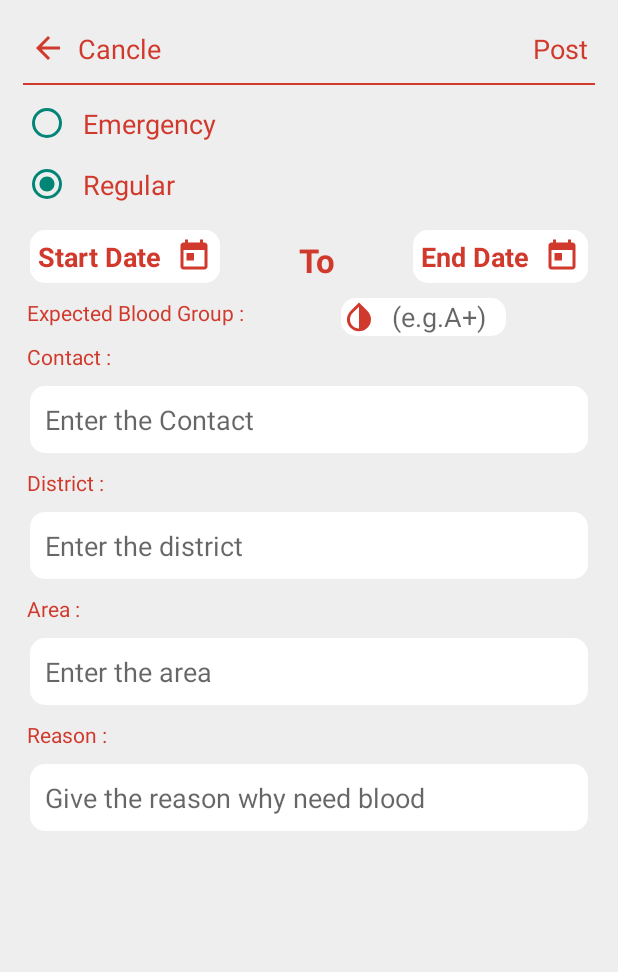
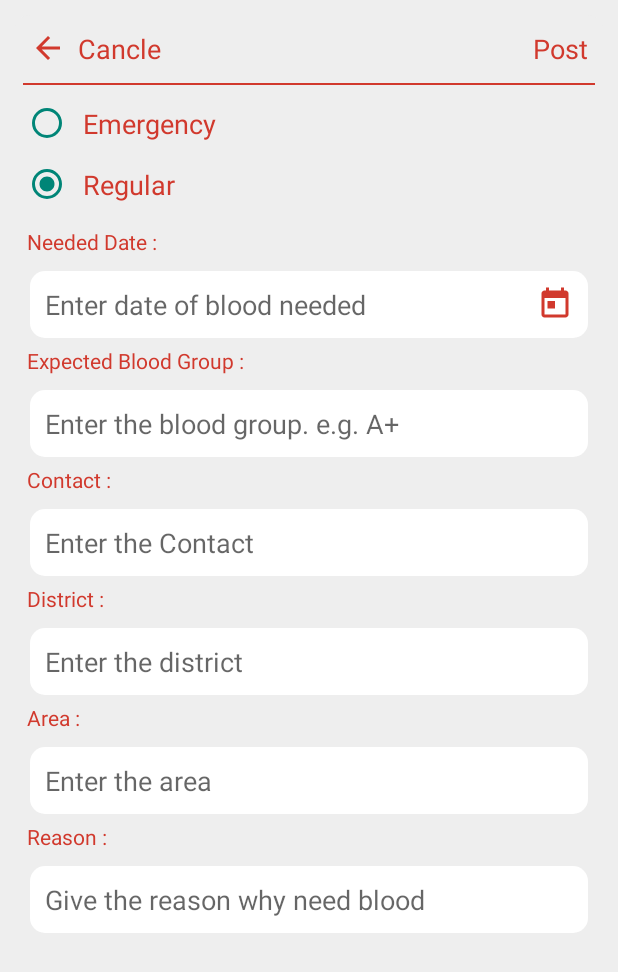
Before and after one commit to SadakatulShakil/BloodBag-V2-, an Android app: the fragment RequestFormFragment placed in its activity, on a phone screen of 412 x 824 dp. Shown: the top 972 px of the screen. Run offline under Robolectric (Android 15) with nearby library versions, the phone set to English and light mode, and no system bars; our stand-ins replace Firebase (no records; nobody signed in at launch, a user with empty details on screens opened directly).

```diff
--- a/app/src/main/java/com/example/bloodbagbb/Adapters/RequestAdapter.java
+++ b/app/src/main/java/com/example/bloodbagbb/Adapters/RequestAdapter.java
@@ -34,14 +34,12 @@ public class RequestAdapter extends RecyclerView.Adapter<RequestAdapter.viewHold
     public void onBindViewHolder(@NonNull RequestAdapter.viewHolder holder, int position) {
         final BloodRequest requestInfo = userRequestList.get(position);
 
-        String stDate = requestInfo.getStartDate();
         String enDate = requestInfo.getEndDate();
         String number = requestInfo.getContact();
         String home = requestInfo.getArea();
         String description = requestInfo.getReason();
         String sample = requestInfo.getBloodGroup();
 
-        holder.date1.setText(stDate);
         holder.date2.setText(enDate);
         holder.contact.setText(number);
         holder.area.setText(home);
@@ -60,8 +58,6 @@ public class RequestAdapter extends RecyclerView.Adapter<RequestAdapter.viewHold
 
         public viewHolder(@NonNull View itemView) {
             super(itemView);
-
-            date1 = itemView.findViewById(R.id.date1);
             date2 = itemView.findViewById(R.id.date2);
             sampleBlood = itemView.findViewById(R.id.bloodSample);
             contact = itemView.findViewById(R.id.patiantNumber);
--- a/app/src/main/java/com/example/bloodbagbb/Fragment/ForRequestFragment.java
+++ b/app/src/main/java/com/example/bloodbagbb/Fragment/ForRequestFragment.java
@@ -6,6 +6,7 @@ import android.os.Bundle;
 import android.view.LayoutInflater;
 import android.view.View;
 import android.view.ViewGroup;
+import android.widget.ArrayAdapter;
 import android.widget.AutoCompleteTextView;
 import android.widget.TextView;
 
@@ -72,6 +73,11 @@ public class ForRequestFragment extends Fragment {
         final FragmentManager fm = (getActivity()).getSupportFragmentManager();
 
         initViews(view);
+
+        requestSearchBox.setThreshold(1);
+        requestSearchBox.setAdapter(new ArrayAdapter<>(context, android.R.layout.simple_list_item_1,
+                getResources().getStringArray(R.array.districts)));
+
 
         requestArrayList = new ArrayList<>();
         recyclerView.setLayoutManager(new LinearLayoutManager(context));
--- a/app/src/main/res/layout/fragment_request_form.xml
+++ b/app/src/main/res/layout/fragment_request_form.xml
@@ -79,126 +79,88 @@
 
     </RadioGroup>
 
-    <EditText
-        android:id="@+id/datePickerET1"
+    <TextView
+        android:id="@+id/newDemo"
         android:layout_width="wrap_content"
         android:layout_height="wrap_content"
-        android:layout_gravity="center"
-        android:layout_margin="10dp"
-        android:layout_marginTop="12dp"
-        android:background="@drawable/background_edittext"
-        android:clickable="true"
-        android:drawableRight="@drawable/calender"
-        android:drawablePadding="10dp"
-        android:focusable="false"
-        android:hint="Start Date"
-        android:importantForAutofill="no"
-        android:padding="5dp"
-        android:textAppearance="@style/TextAppearance.AppCompat.Medium"
+        android:layout_marginTop="8dp"
+        android:paddingLeft="8dp"
+        android:text="Needed Date :"
+        android:textAppearance="@style/TextAppearance.AppCompat.Small"
         android:textColor="@color/red"
-        android:textColorHint="@color/red"
-        android:textStyle="bold"
-        app:layout_constraintEnd_toStartOf="@+id/datePickerET2"
-        app:layout_constraintHorizontal_bias="0.0"
         app:layout_constraintStart_toStartOf="parent"
         app:layout_constraintTop_toBottomOf="@+id/typeOfBloodNeed" />
 
-    <TextView
-        android:id="@+id/demo"
-        android:layout_width="wrap_content"
+    <EditText
+        android:id="@+id/dateET"
+        android:layout_width="match_parent"
         android:layout_height="wrap_content"
-        android:layout_margin="15dp"
-        android:text="To"
-        android:textAppearance="@style/TextAppearance.AppCompat.Large"
-        android:textColor="@color/red"
-        android:textStyle="bold"
-        app:layout_constraintEnd_toStartOf="@+id/datePickerET2"
-        app:layout_constraintStart_toEndOf="@+id/datePickerET1"
-        app:layout_constraintTop_toBottomOf="@+id/typeOfBloodNeed" />
-
-    <EditText
-        android:id="@+id/datePickerET2"
-        android:layout_width="wrap_content"
-        android:layout_height="wrap_content"
-        android:layout_gravity="center"
         android:layout_margin="10dp"
-        android:layout_marginTop="12dp"
         android:background="@drawable/background_edittext"
+        android:hint="Enter date of blood needed"
+        android:imeOptions="actionNext"
         android:clickable="true"
         android:drawableRight="@drawable/calender"
-        android:drawablePadding="10dp"
+        android:padding="10dp"
         android:focusable="false"
-        android:hint="End Date"
-        android:importantForAutofill="no"
-        android:padding="5dp"
-        android:textAppearance="@style/TextAppearance.AppCompat.Medium"
-        android:textColor="@color/red"
-        android:textColorHint="@color/red"
-        android:textStyle="bold"
-        app:layout_constraintEnd_toEndOf="parent"
-        app:layout_constraintHorizontal_bias="1"
-        app:layout_constraintStart_toStartOf="parent"
-        app:layout_constraintTop_toBottomOf="@+id/typeOfBloodNeed" />
+        app:layout_constraintTop_toBottomOf="@+id/newDemo" />
 
     <TextView
         android:id="@+id/demo2"
         android:layout_width="wrap_content"
         android:layout_height="wrap_content"
-        android:layout_marginTop="10dp"
+        android:layout_marginTop="5dp"
         android:paddingLeft="8dp"
         android:text="Expected Blood Group :"
         android:textAppearance="@style/TextAppearance.AppCompat.Small"
         android:textColor="@color/red"
         app:layout_constraintStart_toStartOf="parent"
-        app:layout_constraintTop_toBottomOf="@+id/datePickerET1" />
+        app:layout_constraintTop_toBottomOf="@+id/dateET" />
 
 
     <AutoCompleteTextView
         android:id="@+id/userBloodGroup"
-        android:layout_width="110dp"
-        android:layout_height="25dp"
+        android:layout_width="match_parent"
+        android:layout_height="wrap_content"
         android:layout_margin="10dp"
         android:background="@drawable/background_edittext"
-        android:drawableLeft="@drawable/drop"
-        android:drawablePadding="10dp"
-        android:ems="10"
-        android:hint="(e.g.A+)"
+        android:hint="Enter the blood group. e.g. A+"
         android:imeOptions="actionNext"
-        android:inputType="textAutoComplete"
-        android:textColor="@color/red"
-        app:layout_constraintEnd_toEndOf="parent"
-        app:layout_constraintStart_toEndOf="@+id/demo2"
-        app:layout_constraintTop_toBottomOf="@+id/datePickerET2" />
+        android:inputType="textCapWords"
+        android:padding="10dp"
+        app:layout_constraintTop_toBottomOf="@+id/demo2" />
 
     <TextView
         android:id="@+id/demo6"
         android:layout_width="wrap_content"
         android:layout_height="wrap_content"
-        android:layout_marginTop="10dp"
+        android:layout_marginTop="5dp"
         android:paddingLeft="8dp"
         android:text="Contact :"
         android:textAppearance="@style/TextAppearance.AppCompat.Small"
         android:textColor="@color/red"
         app:layout_constraintStart_toStartOf="parent"
-        app:layout_constraintTop_toBottomOf="@+id/demo2" />
+        app:layout_constraintTop_toBottomOf="@+id/userBloodGroup" />
 
     <EditText
         android:id="@+id/contactET"
         android:layout_width="match_parent"
         android:layout_height="wrap_content"
         android:layout_margin="10dp"
+        android:layout_marginTop="8dp"
         android:background="@drawable/background_edittext"
         android:hint="Enter the Contact"
         android:imeOptions="actionNext"
-        android:inputType="textAutoComplete"
+        android:inputType="phone"
         android:padding="10dp"
-        app:layout_constraintTop_toBottomOf="@+id/demo6" />
+        app:layout_constraintTop_toBottomOf="@+id/demo6"
+        tools:layout_editor_absoluteX="10dp" />
 
     <TextView
         android:id="@+id/demo3"
         android:layout_width="wrap_content"
         android:layout_height="wrap_content"
-        android:layout_marginTop="10dp"
+        android:layout_marginTop="5dp"
         android:paddingLeft="8dp"
         android:text="District :"
         android:textAppearance="@style/TextAppearance.AppCompat.Small"
@@ -214,7 +176,7 @@
         android:background="@drawable/background_edittext"
         android:hint="Enter the district"
         android:imeOptions="actionNext"
-        android:inputType="textAutoComplete"
+        android:inputType="textCapWords"
         android:padding="10dp"
         app:layout_constraintTop_toBottomOf="@+id/demo3" />
 
@@ -222,7 +184,7 @@
         android:id="@+id/demo4"
         android:layout_width="wrap_content"
         android:layout_height="wrap_content"
-        android:layout_marginTop="10dp"
+        android:layout_marginTop="5dp"
         android:paddingLeft="8dp"
         android:text="Area :"
         android:textAppearance="@style/TextAppearance.AppCompat.Small"
@@ -238,7 +200,7 @@
         android:background="@drawable/background_edittext"
         android:hint="Enter the area"
         android:imeOptions="actionNext"
-        android:inputType="textAutoComplete"
+        android:inputType="textCapWords"
         android:padding="10dp"
         app:layout_constraintTop_toBottomOf="@+id/demo4" />
 
@@ -246,7 +208,7 @@
         android:id="@+id/demo5"
         android:layout_width="wrap_content"
         android:layout_height="wrap_content"
-        android:layout_marginTop="10dp"
+        android:layout_marginTop="5dp"
         android:paddingLeft="8dp"
         android:text="Reason :"
         android:textAppearance="@style/TextAppearance.AppCompat.Small"
@@ -262,7 +224,7 @@
         android:background="@drawable/background_edittext"
         android:hint="Give the reason why need blood"
         android:imeOptions="actionGo"
-        android:inputType="textAutoComplete"
+        android:inputType="textCapWords"
         android:padding="10dp"
         app:layout_constraintTop_toBottomOf="@+id/demo5" />
 
```
Also changed, not shown: app/src/main/java/com/example/bloodbagbb/Fragment/RequestFormFragment.java (+8 -65 lines), app/src/main/java/com/example/bloodbagbb/Model/BloodRequest.java (+4 -14 lines), app/src/main/res/layout/request_list.xml (+2 -15 lines).
